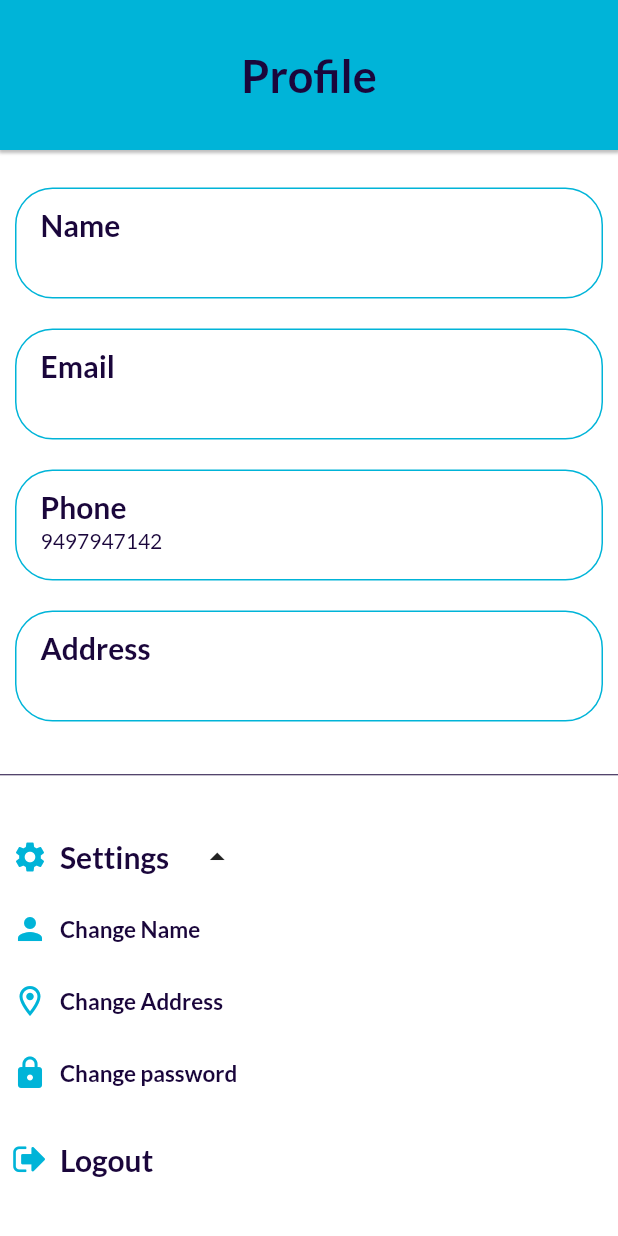
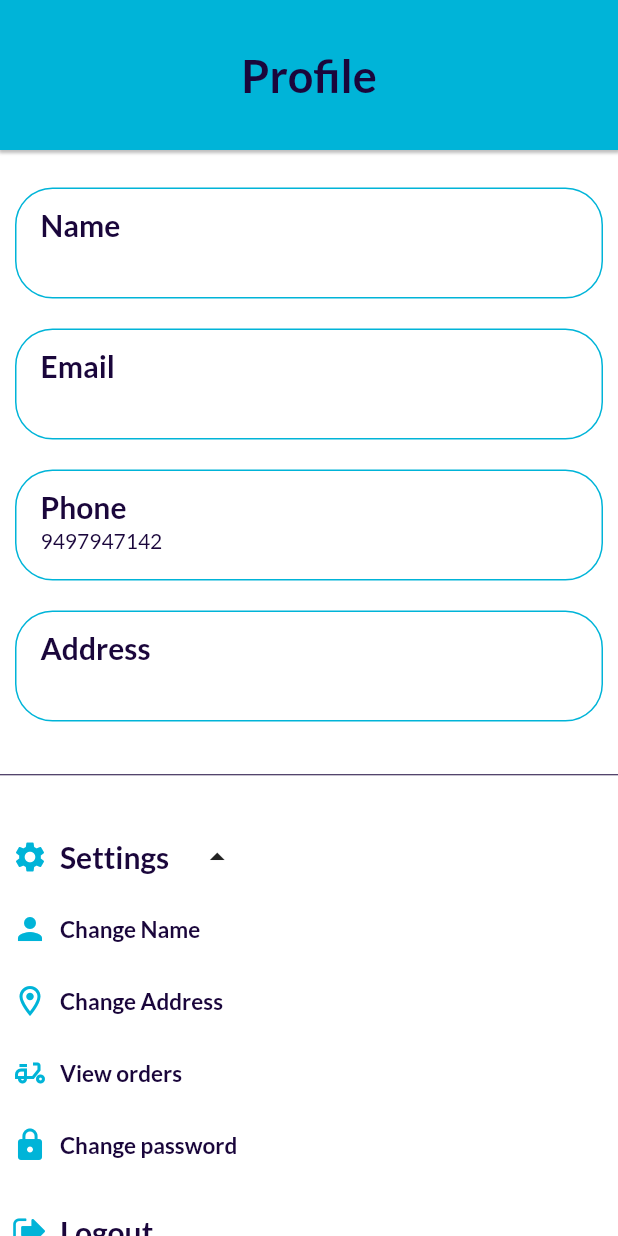
Before and after one commit to Dev-Abhijithmp/partsbay, a Flutter app: the MenuScreen screen opened directly with empty values, after a tap on "Settings", on a phone screen of 412 x 824 dp. Run offline on Flutter 3.47's test engine with Material 2 defaults, Android fonts, the phone set to English and light mode, and no system bars; our stand-ins replace cloud_firestore, firebase_auth, firebase_core, firebase_storage, geolocator, google_fonts and 4 more; missing offline and left inert: bottom_animation, dart:ffi, flutter_swiper_tv; accounts and stored records are empty; network calls fail.

Commit message:
added button to view oredr in menu screen

```diff
--- a/lib/screens/cart.dart
+++ b/lib/screens/cart.dart
@@ -20,12 +20,6 @@ class Cartscreen extends StatefulWidget {
 class _CartscreenState extends State<Cartscreen> {
   @override
   Widget build(BuildContext context) {
-    List<String> urls = [];
-
-    List<String> sizes = [];
-
-    List<String> itemids = [];
-    List<Map<String, dynamic>> priceandcount = [];
     SystemChrome.setSystemUIOverlayStyle(SystemUiOverlayStyle(
       statusBarColor: Colors.transparent,
     ));
--- a/lib/screens/menuscreen.dart
+++ b/lib/screens/menuscreen.dart
@@ -40,7 +40,9 @@ class _MenuScreenState extends State<MenuScreen> {
 
     return Scaffold(
       backgroundColor: bgcolor,
-      body: Column(
+      body: SingleChildScrollView(
+        scrollDirection: Axis.vertical,
+        child: Column(
           mainAxisAlignment: MainAxisAlignment.start,
           crossAxisAlignment: CrossAxisAlignment.start,
           children: [
@@ -159,6 +161,21 @@ class _MenuScreenState extends State<MenuScreen> {
                 ? TextButton.icon(
                     onPressed: () {},
                     icon: Icon(
+                      Icons.delivery_dining_outlined,
+                      color: green,
+                    ),
+                    label: Text("View orders",
+                        style: GoogleFonts.lato(
+                          fontSize: 15,
+                          fontWeight: FontWeight.bold,
+                          color: blue,
+                        )),
+                  )
+                : Container(),
+            isenabled
+                ? TextButton.icon(
+                    onPressed: () {},
+                    icon: Icon(
                       Icons.lock,
                       color: green,
                     ),
@@ -185,8 +202,10 @@ class _MenuScreenState extends State<MenuScreen> {
                     fontWeight: FontWeight.bold,
                     color: blue,
                   )),
-          )
+            ),
+            sizedh(60),
           ],
+        ),
       ),
     );
   }
```
Lines whose indentation alone changed are shown as unchanged.
